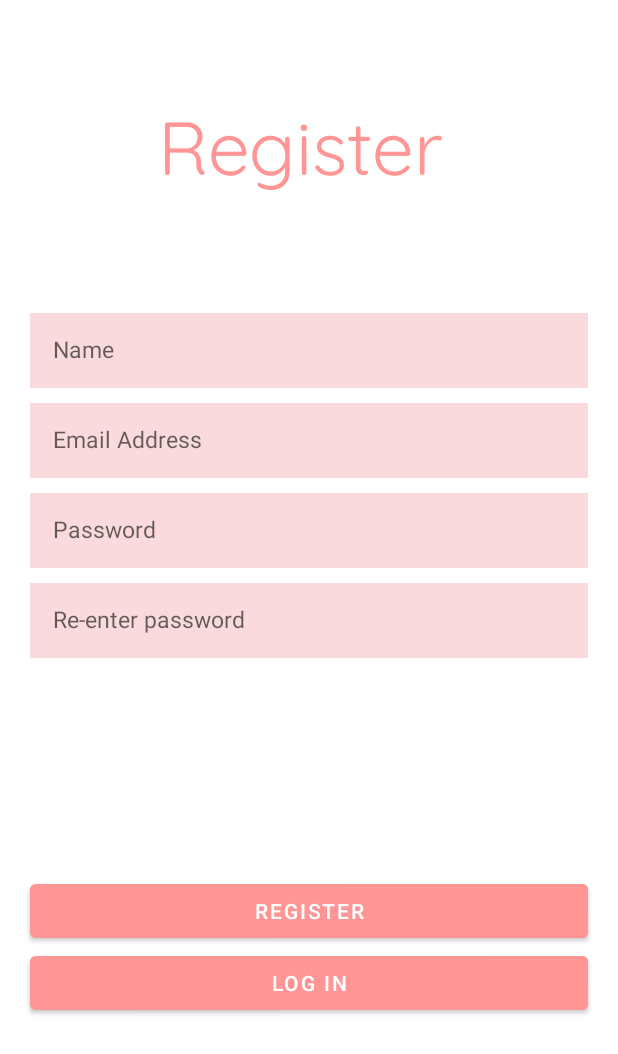
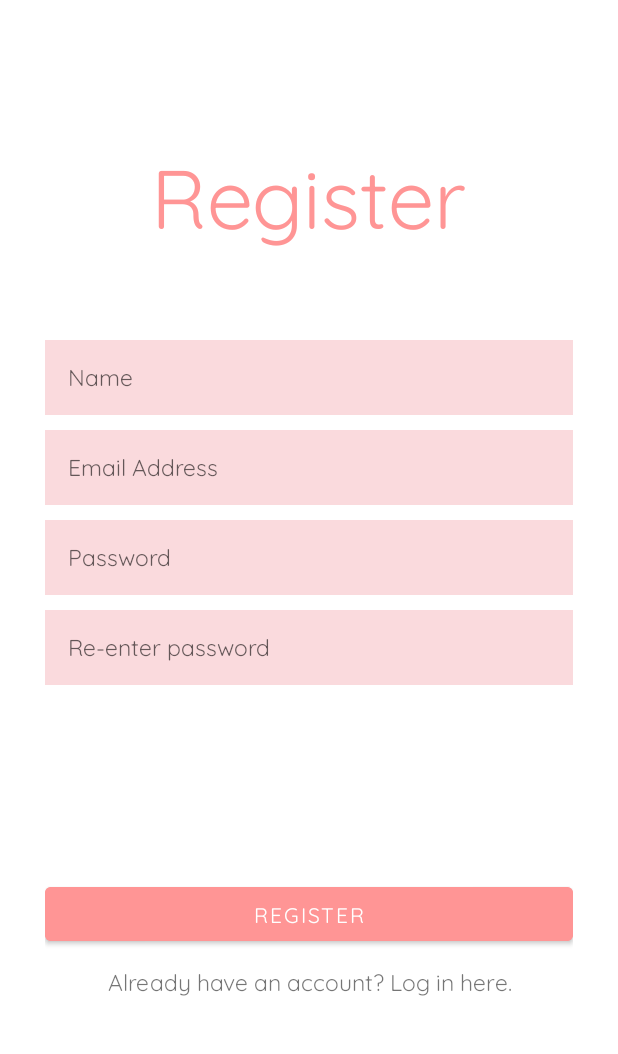
Before and after one commit to weenleen/TamaGoDoWork, an Android app: the screen it shows after launch (RegisterAct), on a phone screen of 412 x 824 dp. Shown: the top 1054 px of the screen. Run offline under Robolectric (Android 15) with nearby library versions, the phone set to English and light mode, and no system bars; our stand-ins replace Firebase (no records; nobody signed in at launch, a user with empty details on screens opened directly).

```diff
--- a/app/src/main/java/com/example/tamagodowork/RegisterAct.java
+++ b/app/src/main/java/com/example/tamagodowork/RegisterAct.java
@@ -9,6 +9,7 @@ import android.text.TextUtils;
 import android.view.View;
 import android.widget.Button;
 import android.widget.EditText;
+import android.widget.TextView;
 import android.widget.Toast;
 
 import com.google.android.gms.tasks.OnCompleteListener;
@@ -26,7 +27,8 @@ import java.util.HashMap;
 public class RegisterAct extends AppCompatActivity {
 
     EditText editName, editEmail, editPassword1, editPassword2;
-    Button loginGoToBtn, registerBtn;
+    Button registerBtn;
+    TextView loginLink;
 
     @Override
     protected void onCreate(Bundle savedInstanceState) {
@@ -100,8 +102,8 @@ public class RegisterAct extends AppCompatActivity {
             }
         });
 
-        loginGoToBtn = findViewById(R.id.btn_go_to_login);
-        loginGoToBtn.setOnClickListener(new View.OnClickListener() {
+        loginLink = findViewById(R.id.login_link);
+        loginLink.setOnClickListener(new View.OnClickListener() {
             @Override
             public void onClick(View v) {
                 startActivity(new Intent(getApplicationContext(), LoginAct.class));
--- a/app/src/main/res/color/bottom_nav_item.xml
+++ b/app/src/main/res/color/bottom_nav_item.xml
@@ -1,5 +1,5 @@
 <?xml version="1.0" encoding="utf-8"?>
 <selector xmlns:android="http://schemas.android.com/apk/res/android">
-    <item android:color="@color/white" android:state_checked="true" />
+    <item android:color="@android:color/white" android:state_checked="true" />
     <item android:color="@color/light_pink" />
 </selector>
--- a/app/src/main/res/drawable/bg_task_item.xml
+++ b/app/src/main/res/drawable/bg_task_item.xml
@@ -1,7 +1,7 @@
 <?xml version="1.0" encoding="utf-8"?>
 <shape xmlns:android="http://schemas.android.com/apk/res/android">
     <solid
-        android:color="@color/white">
+        android:color="@android:color/white">
     </solid>
 
     <corners
--- a/app/src/main/res/drawable/ic_baseline_add_24.xml
+++ b/app/src/main/res/drawable/ic_baseline_add_24.xml
@@ -1,5 +1,5 @@
-<vector android:height="24dp" android:tint="#FFFFFF"
+<vector android:height="24dp" android:tint="#FF9595"
     android:viewportHeight="24" android:viewportWidth="24"
     android:width="24dp" xmlns:android="http://schemas.android.com/apk/res/android">
-    <path android:fillColor="@android:color/white" android:pathData="M19,13h-6v6h-2v-6H5v-2h6V5h2v6h6v2z"/>
+    <path android:fillColor="@color/peach" android:pathData="M19,13h-6v6h-2v-6H5v-2h6V5h2v6h6v2z"/>
 </vector>
--- a/app/src/main/res/drawable/ic_baseline_assignment_24.xml
+++ b/app/src/main/res/drawable/ic_baseline_assignment_24.xml
@@ -1,5 +1,5 @@
 <vector android:height="24dp" android:tint="#FFFFFF"
     android:viewportHeight="24" android:viewportWidth="24"
     android:width="24dp" xmlns:android="http://schemas.android.com/apk/res/android">
-    <path android:fillColor="@color/white" android:pathData="M19,3h-4.18C14.4,1.84 13.3,1 12,1c-1.3,0 -2.4,0.84 -2.82,2L5,3c-1.1,0 -2,0.9 -2,2v14c0,1.1 0.9,2 2,2h14c1.1,0 2,-0.9 2,-2L21,5c0,-1.1 -0.9,-2 -2,-2zM12,3c0.55,0 1,0.45 1,1s-0.45,1 -1,1 -1,-0.45 -1,-1 0.45,-1 1,-1zM14,17L7,17v-2h7v2zM17,13L7,13v-2h10v2zM17,9L7,9L7,7h10v2z"/>
+    <path android:fillColor="@android:color/white" android:pathData="M19,3h-4.18C14.4,1.84 13.3,1 12,1c-1.3,0 -2.4,0.84 -2.82,2L5,3c-1.1,0 -2,0.9 -2,2v14c0,1.1 0.9,2 2,2h14c1.1,0 2,-0.9 2,-2L21,5c0,-1.1 -0.9,-2 -2,-2zM12,3c0.55,0 1,0.45 1,1s-0.45,1 -1,1 -1,-0.45 -1,-1 0.45,-1 1,-1zM14,17L7,17v-2h7v2zM17,13L7,13v-2h10v2zM17,9L7,9L7,7h10v2z"/>
 </vector>
--- a/app/src/main/res/layout/activity_register.xml
+++ b/app/src/main/res/layout/activity_register.xml
@@ -6,35 +6,23 @@
     android:layout_width="match_parent"
     android:layout_height="match_parent"
     android:orientation="vertical"
-    tools:context=".RegisterAct">
+    tools:context=".RegisterAct"
+    android:padding="30dp" >
 
     <TextView
         android:id="@+id/register_text"
-        android:fontFamily="@font/quicksand_regular"
-        android:layout_width="300dp"
-        android:layout_height="wrap_content"
-        android:layout_marginStart="50dp"
-        android:layout_marginTop="60dp"
-        android:layout_marginBottom="5dp"
-        android:text="Register"
-        android:textAlignment="center"
-        android:textColor="@color/peach"
-        android:textSize="50sp" />
-
-    <TextView
-        android:id="@+id/register_subheading"
         android:layout_width="wrap_content"
         android:layout_height="wrap_content"
-        android:textSize="17sp"
-        android:layout_marginStart="25dp"
-        android:layout_marginBottom="50dp"/>
+        android:layout_marginVertical="60dp"
+        android:text="Register"
+        android:layout_gravity="center"
+        android:textColor="@color/peach"
+        android:textSize="55sp" />
 
     <EditText
         android:id="@+id/register_name"
         android:layout_width="match_parent"
         android:layout_height="50dp"
-        android:layout_marginLeft="20dp"
-        android:layout_marginRight="20dp"
         android:layout_marginBottom="10dp"
         android:padding="15dp"
         android:inputType="textPersonName"
@@ -46,8 +34,6 @@
         android:id="@+id/register_email"
         android:layout_width="match_parent"
         android:layout_height="50dp"
-        android:layout_marginLeft="20dp"
-        android:layout_marginRight="20dp"
         android:layout_marginBottom="10dp"
         android:padding="15dp"
         android:background="@color/light_pink"
@@ -59,8 +45,6 @@
         android:id="@+id/register_password1"
         android:layout_width="match_parent"
         android:layout_height="50dp"
-        android:layout_marginLeft="20dp"
-        android:layout_marginRight="20dp"
         android:layout_marginBottom="10dp"
         android:padding="15dp"
         android:background="@color/light_pink"
@@ -72,8 +56,6 @@
         android:id="@+id/register_password2"
         android:layout_width="match_parent"
         android:layout_height="50dp"
-        android:layout_marginLeft="20dp"
-        android:layout_marginRight="20dp"
         android:background="@color/light_pink"
         android:padding="15dp"
         android:inputType="textPassword"
@@ -82,7 +64,7 @@
 
     <LinearLayout
         android:layout_width="match_parent"
-        android:layout_height="fill_parent"
+        android:layout_height="0dp"
         android:layout_weight="1"
         android:gravity="center"
         android:orientation="vertical" >
@@ -93,21 +75,17 @@
             android:layout_height="wrap_content"
             android:backgroundTint="@color/peach"
             android:text="Register"
-            android:layout_marginLeft="20dp"
-            android:layout_marginRight="20dp"
-            android:layout_centerInParent="true"
             android:textColor="@android:color/white" />
 
-        <Button
-            android:id="@+id/btn_go_to_login"
+        <TextView
             android:layout_width="match_parent"
             android:layout_height="wrap_content"
-            android:backgroundTint="@color/peach"
-            android:text="Log in"
-            android:layout_marginLeft="20dp"
-            android:layout_marginRight="20dp"
-            android:layout_centerInParent="true"
-            android:textColor="@android:color/white" />
+            android:text="Already have an account? Log in here."
+            android:layout_marginTop="10dp"
+            android:textSize="15sp"
+            android:textAlignment="center"
+            android:id="@+id/login_link" >
+        </TextView>
 
     </LinearLayout>
 
--- a/app/src/main/res/layout/pet_frag.xml
+++ b/app/src/main/res/layout/pet_frag.xml
@@ -2,6 +2,6 @@
 <RelativeLayout xmlns:android="http://schemas.android.com/apk/res/android"
     android:layout_width="match_parent"
     android:layout_height="match_parent"
-    android:background="@color/white" > >
+    android:background="@android:color/white" > >
 
 </RelativeLayout>
--- a/app/src/main/res/values/colors.xml
+++ b/app/src/main/res/values/colors.xml
@@ -9,7 +9,6 @@
     <color name="teal_200">#FF03DAC5</color>
     <color name="teal_700">#FF018786</color>
     <color name="black">#FF000000</color>
-    <color name="white">#FFFFFFFF</color>
     <color name="off_white">#F1DFDF</color>
     <color name="peach">#FF9595</color>
     <color name="light_pink">#FADADD</color>
--- a/app/src/main/res/values/themes.xml
+++ b/app/src/main/res/values/themes.xml
@@ -4,7 +4,7 @@
         <!-- Primary brand color. -->
         <item name="colorPrimary">@color/purple_500</item>
         <item name="colorPrimaryVariant">@color/purple_700</item>
-        <item name="colorOnPrimary">@color/white</item>
+        <item name="colorOnPrimary">@android:color/white</item>
         <!-- Secondary brand color. -->
         <item name="colorSecondary">@color/teal_200</item>
         <item name="colorSecondaryVariant">@color/teal_700</item>
@@ -12,5 +12,27 @@
         <!-- Status bar color. -->
         <item name="android:statusBarColor" tools:targetApi="l">?attr/colorPrimaryVariant</item>
         <!-- Customize your theme here. -->
+        <item name="android:fontFamily">@font/quicksand_regular</item>
+        <item name="fontFamily">@font/quicksand_regular</item>
+        <item name="android:textViewStyle">@style/QuicksandTextViewStyle</item>
+        <item name="android:buttonStyle">@style/ButtonDarkStyle</item>
+    </style>
+
+    <!-- Text View Style. -->
+    <style name="QuicksandTextViewStyle" parent="android:Widget.TextView">
+        <item name="android:fontFamily">@font/quicksand_regular</item>
+    </style>
+
+    <!-- Button Styles. -->
+    <style name="ButtonDarkStyle" parent="android:Widget.Holo.Button">
+        <item name="android:fontFamily">@font/quicksand_bold</item>
+        <item name="colorButtonNormal">@color/peach</item>
+        <item name="android:textColor">@android:color/white</item>
+    </style>
+
+    <style name="ButtonLightStyle" parent="android:Widget.Holo.Button">
+        <item name="android:fontFamily">@font/quicksand_bold</item>
+        <item name="colorButtonNormal">@color/light_pink</item>
+        <item name="android:textColor">@color/peach</item>
     </style>
 </resources>
```
Also changed, not shown: app/src/main/java/com/example/tamagodowork/AddTaskAct.java (+9 -1 lines), app/src/main/java/com/example/tamagodowork/EditTaskAct.java (+16 -3 lines), app/src/main/java/com/example/tamagodowork/LoginAct.java (+5 -3 lines), app/src/main/java/com/example/tamagodowork/MainActivity.java (+3 -25 lines), app/src/main/java/com/example/tamagodowork/TaskDetailsDial.java (+16 -4 lines), app/src/main/res/layout/activity_add_task.xml (+17 -11 lines), app/src/main/res/layout/activity_edit_task.xml (+22 -8 lines), app/src/main/res/layout/activity_login.xml (+14 -32 lines), app/src/main/res/layout/activity_main.xml (+4 -3 lines), app/src/main/res/layout/task_details_dial.xml (+7 -8 lines), app/src/main/res/layout/task_list_frag.xml (+7 -4 lines).
